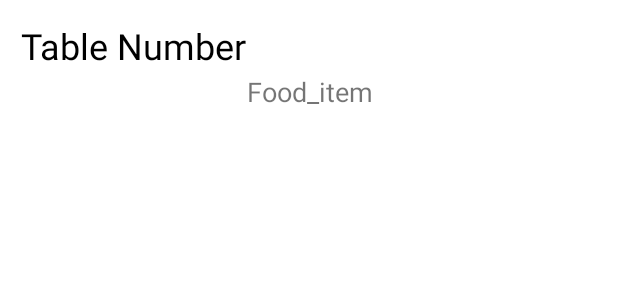
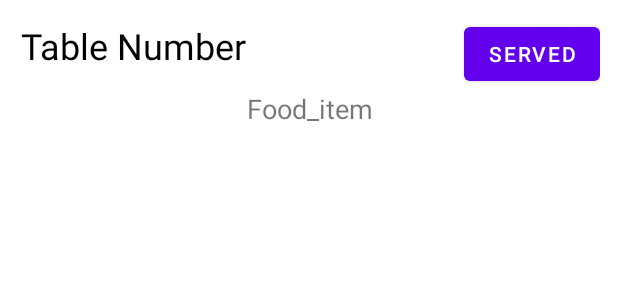
Before and after one commit to nabilnazar/RestaurantManagementAdminApp, an Android app: the layout list_item.xml on its own in the app's theme, with its tools: preview values and no code run, on a phone screen of 412 x 824 dp. Shown: the top 300 px of the screen. Run offline under Robolectric (Android 15) with nearby library versions, the phone set to English and light mode, and no system bars.

Commit message:
first phase finished

```diff
--- a/app/build.gradle
+++ b/app/build.gradle
@@ -2,6 +2,7 @@ plugins {
     id 'com.android.application'
     id 'org.jetbrains.kotlin.android'
     id 'com.google.gms.google-services'
+    id 'kotlin-parcelize'
 }
 
 android {
--- a/app/src/main/java/com/meghamlabs/restaurantmanagementadminapp/FoodItem.kt
+++ b/app/src/main/java/com/meghamlabs/restaurantmanagementadminapp/FoodItem.kt
@@ -4,6 +4,5 @@ data class FoodItem(
 
     val id: Int,
     val name: String,
-    var isAvailable: Boolean
-
+    var isAvailable: Boolean,
 )
--- a/app/src/main/java/com/meghamlabs/restaurantmanagementadminapp/Order.kt
+++ b/app/src/main/java/com/meghamlabs/restaurantmanagementadminapp/Order.kt
@@ -1,4 +1,4 @@
 package com.meghamlabs.restaurantmanagementadminapp
 
 
-data class Order(val tableNumber: Int = 0, val foodName: String?= null , val quantity: Int = 0)
+data class Order(val id: String = "",val tableNumber: Int = 0, val food: MutableList<Food>? = null)
--- a/app/src/main/res/layout/list_item.xml
+++ b/app/src/main/res/layout/list_item.xml
@@ -4,16 +4,28 @@
     android:layout_height="wrap_content"
     android:orientation="vertical"
     android:layout_margin="12dp">
+    <RelativeLayout
+        android:layout_width="match_parent"
+        android:layout_height="wrap_content">
 
         <TextView
             android:id="@+id/table_number_tv"
             android:layout_width="wrap_content"
             android:layout_height="wrap_content"
+            android:padding="2dp"
             android:text="Table Number"
             android:textColor="@color/black"
-        android:textSize="24sp"
-        android:padding="2dp"
-        />
+            android:layout_alignParentStart="true"
+            android:textSize="24sp" />
+
+        <Button
+            android:id="@+id/delete_btn"
+            android:layout_width="wrap_content"
+            android:layout_height="wrap_content"
+            android:text="Served"
+            android:layout_alignParentEnd="true" />
+
+    </RelativeLayout>
 
     <LinearLayout
         android:layout_width="match_parent"
@@ -28,7 +40,7 @@
          android:textSize="18sp"
         android:text="Food_item"
          android:layout_weight="1"
-        android:textAlignment="center"
+         android:gravity="center"
         />
 
 
```
Also changed, not shown: app/src/main/java/com/meghamlabs/restaurantmanagementadminapp/Food.kt (added, +11 -0 lines), app/src/main/java/com/meghamlabs/restaurantmanagementadminapp/OrderAdapter.kt (+39 -13 lines). Lines whose indentation alone changed are shown as unchanged.
